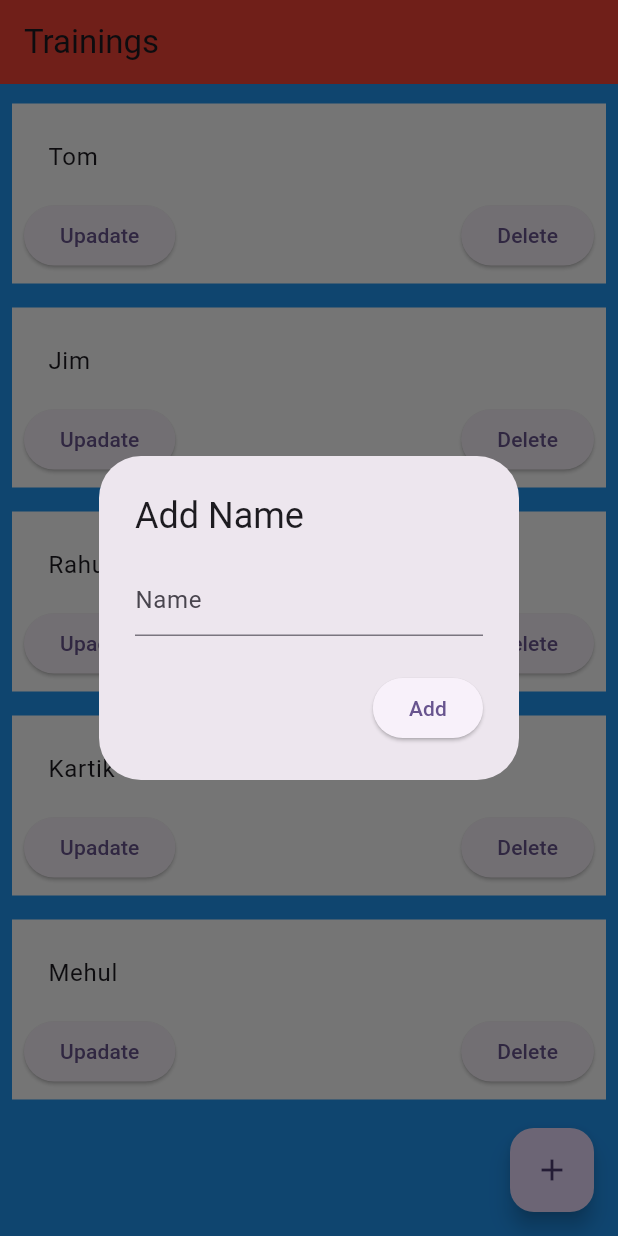
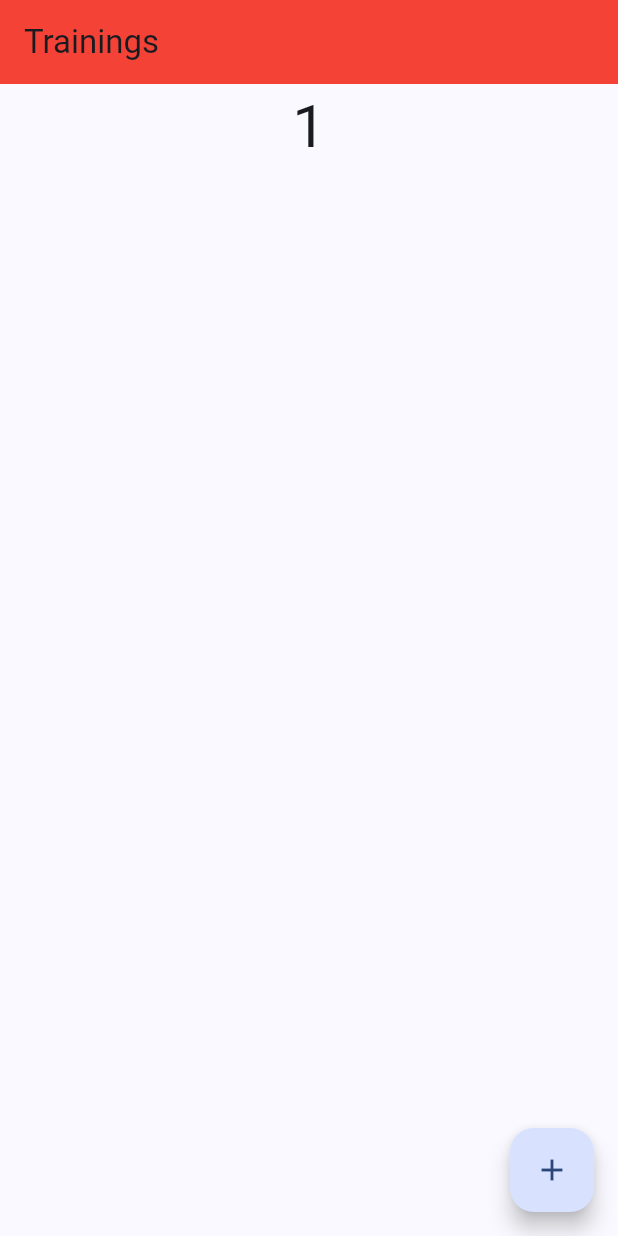
Before and after one commit to Sridhar2412/State-Management-Practice, a Flutter app: the screen it shows after launch, after a tap on the "add" icon, on a phone screen of 412 x 824 dp. Run offline on Flutter 3.47's test engine with Material 2 defaults, Android fonts, the phone set to English and light mode, and no system bars; our stand-ins replace dio, flutter_riverpod, freezed_annotation, retrofit, riverpod_annotation; generated files the repository leaves out were written again.

```diff
--- a/lib/main.dart
+++ b/lib/main.dart
@@ -1,10 +1,57 @@
+import 'package:flutter/foundation.dart';
 import 'package:flutter/material.dart';
 import 'package:flutter_riverpod/flutter_riverpod.dart';
-import 'package:new_app/source/userProvider.dart';
+import 'package:riverpod_annotation/riverpod_annotation.dart';
+
+part 'main.g.dart';
 
 void main() {
   runApp(const ProviderScope(child: MyApp()));
 }
+
+@riverpod
+class Increment extends _$Increment {
+  @override
+  int build() {
+    return 0;
+  }
+
+  Stream<int> getCounterStream() async* {
+    int i = 0;
+    while (true) {
+      await Future.delayed(const Duration(milliseconds: 500));
+      yield i++;
+    }
+  }
+
+  void increment() {
+    state = state + 1;
+  }
+}
+
+// abstract class WebsocketClient {
+//   Stream<int> getCounterStream();
+// }
+
+// class FakeWebsocketClient implements WebsocketClient {
+//   @override
+//   Stream<int> getCounterStream() async* {
+//     int i = 0;
+//     while (true) {
+//       await Future.delayed(const Duration(milliseconds: 500));
+//       yield i++;
+//     }
+//   }
+// }
+// final websocketClientProvider = Provider<WebsocketClient>(
+//   (ref) {
+//     return FakeWebsocketClient();
+//   },
+// );
+// final counterProvider = StreamProvider<int>((ref) {
+//   final wsClient = ref.watch(websocketClientProvider);
+//   return wsClient.getCounterStream();
+// });
 
 class MyApp extends StatelessWidget {
   const MyApp({super.key});
@@ -15,7 +62,7 @@ class MyApp extends StatelessWidget {
     return MaterialApp(
       title: 'Flutter Demo',
       theme: ThemeData(
-        colorScheme: ColorScheme.fromSeed(seedColor: Colors.deepPurple),
+        colorScheme: ColorScheme.fromSeed(seedColor: Colors.blueAccent),
         useMaterial3: true,
       ),
       home: const MyHomePage(),
@@ -30,7 +77,6 @@ class MyHomePage extends ConsumerStatefulWidget {
   ConsumerState<MyHomePage> createState() => _MyHomePageState();
 }
 
-
 class _MyHomePageState extends ConsumerState<MyHomePage> {
   @override
   void initState() {
@@ -44,151 +90,156 @@ class _MyHomePageState extends ConsumerState<MyHomePage> {
   @override
   Widget build(BuildContext context) {
     final newName = TextEditingController();
-    final state = ref.watch(userStateProvider);
+    // final state = ref.watch(counterProvider).value;
+    final state = ref.watch(incrementProvider);
+
     return Scaffold(
       appBar: AppBar(
         title: const Text("Trainings"),
         backgroundColor: Colors.red,
       ),
-      backgroundColor: Colors.blue,
+      // backgroundColor: Colors.blue,
       body: Consumer(
         builder: (BuildContext context, WidgetRef ref, Widget? child) {
           return SingleChildScrollView(
-            child: Column(
-              children: [
-                Center(
-                  child: ListView.builder(
-                    itemBuilder: (context, index) {
-                      return Padding(
-                        padding: const EdgeInsets.all(8.0),
-                        child: Container(
-                          color: Colors.white,
-                          child: Padding(
-                            padding: const EdgeInsets.all(8.0),
-                            child: Column(
-                              children: [
-                                ListTile(
-                                  title: Text(state.users[index].name),
-                                  tileColor: Colors.white,
-                                ),
-                                Row(
-                                  mainAxisAlignment:
-                                      MainAxisAlignment.spaceBetween,
-                                  children: [
-                                    ElevatedButton(
-                                        onPressed: () {
-                                          showDialog(
-                                              context: context,
-                                              builder: (BuildContext context) {
-                                                return AlertDialog(
-                                                  title:
-                                                      const Text("Update Name"),
-                                                  content: Form(
-                                                    child: TextFormField(
-                                                        controller: newName,
-                                                        keyboardType:
-                                                            TextInputType.text,
-                                                        decoration:
-                                                            const InputDecoration(
-                                                                hintText:
-                                                                    "Name"),
-                                                        onChanged: (value) {
-                                                          // ref
-                                                          //     .read(
-                                                          //         userStateProvider
-                                                          //             .notifier)
-                                                          //     .updateUser(
-                                                          //         index, value);
-                                                          //  ref.read(viewProvider.notifier).state=value;
-                                                        }),
-                                                  ),
-                                                  actions: [
-                                                    ElevatedButton(
-                                                        onPressed: () {
-                                                         ref
-                                                              .read(
-                                                                  userStateProvider
-                                                                      .notifier)
-                                                              .updateUser(
-                                                                  index, newName.text);
-                                                        },
-                                                        child: const Text(
-                                                            "Update"))
-                                                  ],
-                                                );
-                                              });
-                                        },
-                                        child: const Text("Upadate")),
-                                    ElevatedButton(
-                                        onPressed: () {
-                                          ref
-                                              .read(userStateProvider.notifier)
-                                              .delete(index);
-                                        },
-                                        child: const Text("Delete"))
-                                  ],
-                                )
-                              ],
-                            ),
-                          ),
-                        ),
-                      );
-                    },
-                    itemCount: state.users.length,
-                    padding: const EdgeInsets.symmetric(vertical: 5),
-                    physics: const NeverScrollableScrollPhysics(),
-                    shrinkWrap: true,
-                  ),
-                ),
-              ],
-            ),
-          );
+              child: Center(
+                  child: Text(
+            state.toString(),
+            style: const TextStyle(fontSize: 40),
+          )));
+
+          //   Column(
+          //     children: [
+          //       // Center(
+          //       //   child: ListView.builder(
+          //       //     itemBuilder: (context, index) {
+          //       //       return Padding(
+          //       //         padding: const EdgeInsets.all(8.0),
+          //       //         child: Container(
+          //       //           color: Colors.white,
+          //       //           child: Padding(
+          //       //             padding: const EdgeInsets.all(8.0),
+          //       //             child: Column(
+          //       //               children: [
+          //       //                 ListTile(
+          //       //                   title: Text(incrementProvider.toString()),
+          //       //                   tileColor: Colors.white,
+          //       //                 ),
+          //       //                 Row(
+          //       //                   mainAxisAlignment:
+          //       //                       MainAxisAlignment.spaceBetween,
+          //       //                   children: [
+          //       //                     ElevatedButton(
+          //       //                         onPressed: () {
+          //       //                           showDialog(
+          //       //                               context: context,
+          //       //                               builder: (BuildContext context) {
+          //       //                                 return AlertDialog(
+          //       //                                   title:
+          //       //                                       const Text("Update Name"),
+          //       //                                   content: Form(
+          //       //                                     child: TextFormField(
+          //       //                                         controller: newName,
+          //       //                                         keyboardType:
+          //       //                                             TextInputType.text,
+          //       //                                         decoration:
+          //       //                                             const InputDecoration(
+          //       //                                                 hintText:
+          //       //                                                     "Name"),
+          //       //                                         onChanged: (value) {
+          //       //                                           // ref
+          //       //                                           //     .read(
+          //       //                                           //         userStateProvider
+          //       //                                           //             .notifier)
+          //       //                                           //     .updateUser(
+          //       //                                           //         index, value);
+          //       //                                           //  ref.read(viewProvider.notifier).state=value;
+          //       //                                         }),
+          //       //                                   ),
+          //       //                                   actions: [
+          //       //                                     ElevatedButton(
+          //       //                                         onPressed: () {
+          //       //                                           ref
+          //       //                                               .read(
+          //       //                                                   userStateProvider
+          //       //                                                       .notifier)
+          //       //                                               .updateUser(index,
+          //       //                                                   newName.text);
+          //       //                                         },
+          //       //                                         child: const Text(
+          //       //                                             "Update"))
+          //       //                                   ],
+          //       //                                 );
+          //       //                               });
+          //       //                         },
+          //       //                         child: const Text("Upadate")),
+          //       //                     ElevatedButton(
+          //       //                         onPressed: () {
+          //       //                           ref
+          //       //                               .read(userStateProvider.notifier)
+          //       //                               .delete(index);
+          //       //                         },
+          //       //                         child: const Text("Delete"))
+          //       //                   ],
+          //       //                 )
+          //       //               ],
+          //       //             ),
+          //       //           ),
+          //       //         ),
+          //       //       );
+          //       //     },
+          //       //     itemCount: 1,
+          //       //     padding: const EdgeInsets.symmetric(vertical: 5),
+          //       //     physics: const NeverScrollableScrollPhysics(),
+          //       //     shrinkWrap: true,
+          //       //   ),
+          //       // ),
+          //     ],
+          //   ),
+          // );
         },
       ),
-      floatingActionButton: FloatingActionButton(onPressed: (){
-          showDialog(
-                                              context: context,
-                                              builder: (BuildContext context) {
-                                                return AlertDialog(
-                                                  title:
-                                                      const Text("Add Name"),
-                                                  // barrierDismissible: true, d
-                                                  content: Form(
-                                                    child: TextFormField(
-                                                        controller: newName,
-                                                        keyboardType:
-                                                            TextInputType.text,
-                                                        decoration:
-                                                            const InputDecoration(
-                                                                hintText:
-                                                                    "Name"),
-                                                        onChanged: (value) {
-                                                          // ref
-                                                          //     .read(
-                                                          //         userStateProvider
-                                                          //             .notifier)
-                                                          //     .updateUser(
-                                                          //         index, value);
-                                                          //  ref.read(viewProvider.notifier).state=value;
-                                                        }),
-                                                  ),
-                                                  actions: [
-                                                    ElevatedButton(
-                                                        onPressed: () {
-                                                         ref
-                                                              .read(
-                                                                  userStateProvider
-                                                                      .notifier)
-                                                              .add(newName.text);
+      floatingActionButton: FloatingActionButton(
+        onPressed: () {
+          ref.read(incrementProvider.notifier).increment();
 
-                                                          // ref.read(viewProvider.notifier).state=value;
-                                                        },
-                                                        child: const Text(
-                                                            "Add"))
-                                                  ],
-                                                );
-                                              });
-      }, child: Icon(Icons.add),),
+          // showDialog(
+          //     context: context,
+          //     builder: (BuildContext context) {
+          //       return AlertDialog(
+          //         title: const Text("Add Name"),
+          //         // barrierDismissible: true, d
+          //         content: Form(
+          //           child: TextFormField(
+          //               controller: newName,
+          //               keyboardType: TextInputType.text,
+          //               decoration: const InputDecoration(hintText: "Name"),
+          //               onChanged: (value) {
+          //                 // ref
+          //                 //     .read(
+          //                 //         userStateProvider
+          //                 //             .notifier)
+          //                 //     .updateUser(
+          //                 //         index, value);
+          //                 //  ref.read(viewProvider.notifier).state=value;
+          //               }),
+          //         ),
+          //         actions: [
+          //           ElevatedButton(
+          //               onPressed: () {
+          //                 ref
+          //                     .read(userStateProvider.notifier)
+          //                     .add(newName.text);
+
+          //                 // ref.read(viewProvider.notifier).state=value;
+          //               },
+          //               child: const Text("Add"))
+          //         ],
+          //       );
+          //     });
+        },
+        child: const Icon(Icons.add),
+      ),
     );
   }
 }
--- a/lib/source/retro.dart
+++ b/lib/source/retro.dart
@@ -1,18 +1,21 @@
 import 'package:dio/dio.dart';
-import 'package:new_app/models/task.dart';
+import 'package:new_app/json.dart';
 import 'package:new_app/models/users.dart';
 import 'package:retrofit/retrofit.dart';
 
 part 'retro.g.dart';
 
 @RestApi()
-abstract class RestClient{
-factory RestClient(Dio dio, {String baseUrl})= _RestClient;
+abstract class Apiservices {
+  factory Apiservices(Dio dio, {String baseUrl}) = _Apiservices;
 
-@POST("/products/add")
-Future<Product> addProduct(@Body() Product product);
+  @POST("/users/add")
+  Future<User> addIUser(@Body() User user);
   @GET("/users")
-  Future<ListUsers> getPosts();
+  Future<ListUsers> getUser();
 
-
+  // @POST("/products/add")
+  // Future<Product> addProduct(@Body() Product product);
+  // @GET("/users")
+  // Future<ListUsers> getPosts();
 }
```
Also changed, not shown: lib/main.g.dart (added), lib/source/retro.g.dart, 1 other file.
